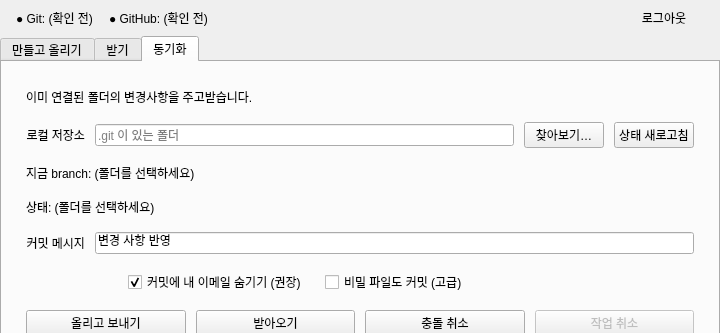
Before: the Qt Designer form ui/main_window.ui in seongbin45/CloneUp, drawn with Qt 5; both pictures show x 0 to 720 and y 0 to 333 of the 720 by 592 pixel window.
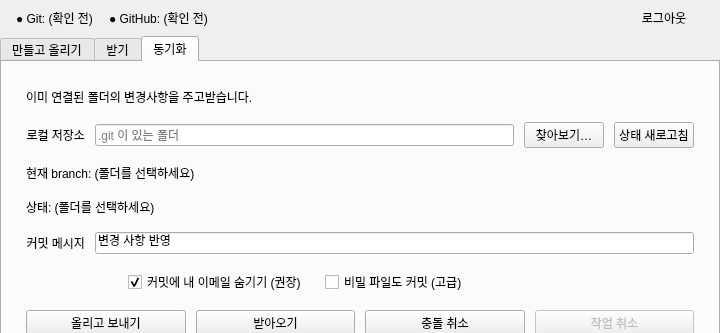
After: the same form once the commit is applied. The open tabs and pages were chosen to show the change.

Commit message: fix: use 현재 branch wording on sync tab

```diff
--- a/ui/main_window.ui
+++ b/ui/main_window.ui
@@ -706,7 +706,7 @@
         <item>
          <widget class="QLabel" name="labelSyncBranch">
           <property name="text">
-           <string>지금 branch: (폴더를 선택하세요)</string>
+           <string>현재 branch: (폴더를 선택하세요)</string>
           </property>
           <property name="wordWrap">
            <bool>true</bool>
```
Left out of the diff: 2 changed lines with no effect on the pictures. The commit also changes 2 other files.
